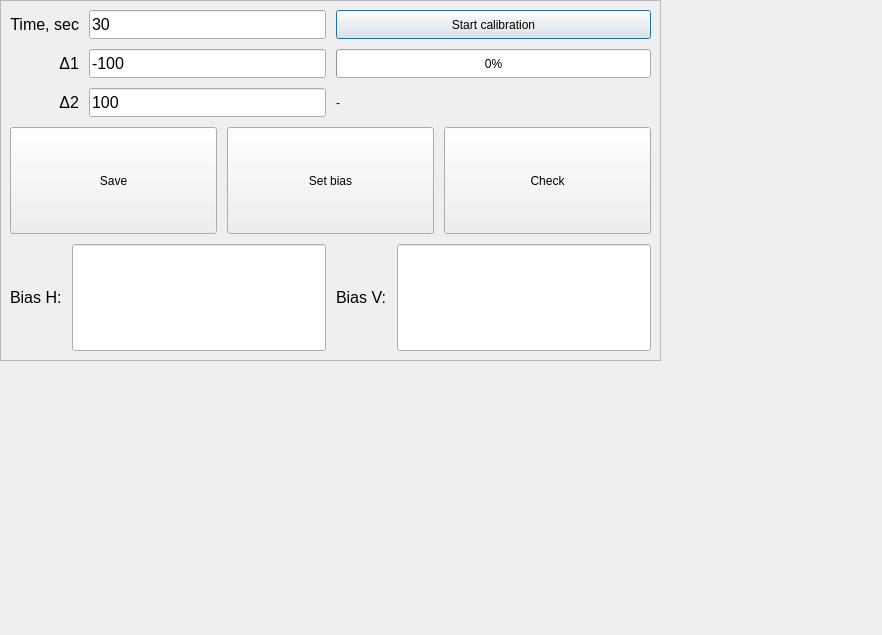
Misha-Suvorov/VIDEO_GUI, file biascalibration.ui: the form before one commit.
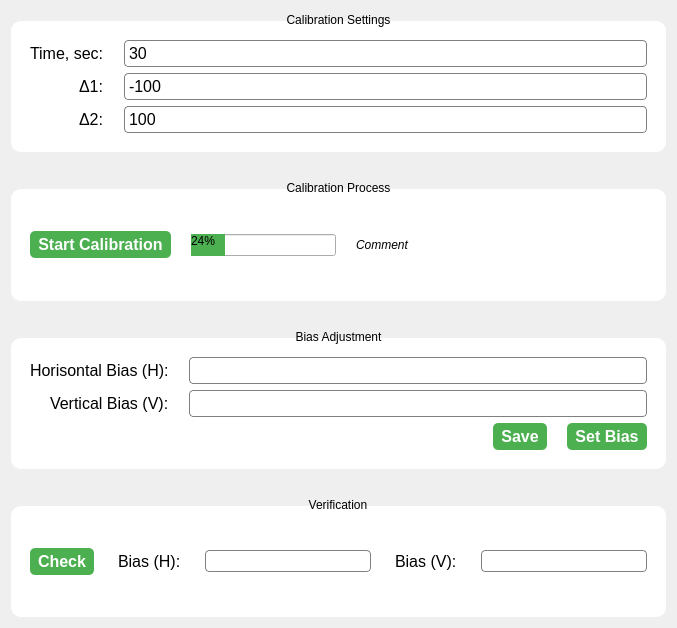
The form after the commit.

What changed in the file:
```diff
--- a/biascalibration.ui
+++ b/biascalibration.ui
@@ -6,238 +6,326 @@
    <rect>
     <x>0</x>
     <y>0</y>
-    <width>882</width>
-    <height>635</height>
+    <width>677</width>
+    <height>628</height>
    </rect>
   </property>
   <property name="windowTitle">
    <string>Dialog</string>
   </property>
-  <widget class="QFrame" name="frame">
-   <property name="geometry">
-    <rect>
-     <x>0</x>
-     <y>0</y>
-     <width>661</width>
-     <height>361</height>
-    </rect>
-   </property>
-   <property name="sizePolicy">
-    <sizepolicy hsizetype="Expanding" vsizetype="Preferred">
-     <horstretch>0</horstretch>
-     <verstretch>0</verstretch>
-    </sizepolicy>
-   </property>
-   <property name="maximumSize">
-    <size>
-     <width>16777215</width>
-     <height>361</height>
-    </size>
-   </property>
-   <property name="frameShape">
-    <enum>QFrame::Shape::StyledPanel</enum>
-   </property>
-   <property name="frameShadow">
-    <enum>QFrame::Shadow::Raised</enum>
-   </property>
-   <layout class="QVBoxLayout" name="verticalLayout_3">
-    <item>
-     <layout class="QVBoxLayout" name="verticalLayout" stretch="0,0,0">
+  <property name="styleSheet">
+   <string notr="true">  QGroupBox {
+        background: white;
+        border-radius: 10px;
+        margin-top: 10px;
+        padding: 10px;
+    }
+QPushButton {
+    background-color: #4CAF50;
+    color: white;
+    font-weight: bold;
+    border-radius: 5px;
+    padding: 4px 8px;
+}
+QPushButton:hover {
+    background-color: #45a049; /* Трохи темніший зелений */
+}
+QPushButton:pressed {
+    background-color: #3e8e41; /* Ще темніший зелений */
+    padding-top: 5px;
+    padding-left: 9px;
+}
+
+QProgressBar::chunk {
+    background-color: #4CAF50;
+}</string>
+  </property>
+  <layout class="QVBoxLayout" name="verticalLayout">
       <property name="spacing">
-       <number>10</number>
-      </property>
-      <property name="sizeConstraint">
-       <enum>QLayout::SizeConstraint::SetMinAndMaxSize</enum>
-      </property>
+    <number>27</number>
+   </property>
       <item>
-       <layout class="QHBoxLayout" name="horizontalLayout_4">
-        <item>
-         <layout class="QGridLayout" name="gridLayout">
-          <item row="1" column="0">
-           <widget class="QLabel" name="label">
-            <property name="sizePolicy">
-             <sizepolicy hsizetype="Preferred" vsizetype="Preferred">
-              <horstretch>0</horstretch>
-              <verstretch>0</verstretch>
-             </sizepolicy>
-            </property>
-            <property name="font">
-             <font>
-              <pointsize>12</pointsize>
-             </font>
-            </property>
-            <property name="layoutDirection">
-             <enum>Qt::LayoutDirection::LeftToRight</enum>
-            </property>
-            <property name="text">
-             <string>Δ1</string>
+    <widget class="QGroupBox" name="groupBox_2">
+     <property name="styleSheet">
+      <string notr="true"/>
+     </property>
+     <property name="title">
+      <string>Calibration Settings</string>
             </property>
             <property name="alignment">
+      <set>Qt::AlignmentFlag::AlignCenter</set>
+     </property>
+     <layout class="QFormLayout" name="formLayout">
+      <property name="labelAlignment">
              <set>Qt::AlignmentFlag::AlignRight|Qt::AlignmentFlag::AlignTrailing|Qt::AlignmentFlag::AlignVCenter</set>
             </property>
-            <property name="buddy">
-             <cstring>lineEdit_3</cstring>
-            </property>
-           </widget>
-          </item>
+      <property name="horizontalSpacing">
+       <number>20</number>
+      </property>
           <item row="0" column="0">
-           <widget class="QLabel" name="label_2">
-            <property name="sizePolicy">
-             <sizepolicy hsizetype="Preferred" vsizetype="Preferred">
-              <horstretch>0</horstretch>
-              <verstretch>0</verstretch>
-             </sizepolicy>
-            </property>
+       <widget class="QLabel" name="label_7">
             <property name="font">
              <font>
               <pointsize>12</pointsize>
              </font>
             </property>
             <property name="text">
-             <string>Time, sec</string>
-            </property>
-            <property name="alignment">
-             <set>Qt::AlignmentFlag::AlignRight|Qt::AlignmentFlag::AlignTrailing|Qt::AlignmentFlag::AlignVCenter</set>
-            </property>
-            <property name="buddy">
-             <cstring>lineEdit_2</cstring>
-            </property>
-           </widget>
-          </item>
-          <item row="2" column="0">
-           <widget class="QLabel" name="label_3">
-            <property name="sizePolicy">
-             <sizepolicy hsizetype="Preferred" vsizetype="Preferred">
-              <horstretch>0</horstretch>
-              <verstretch>0</verstretch>
-             </sizepolicy>
-            </property>
-            <property name="font">
-             <font>
-              <pointsize>12</pointsize>
-             </font>
-            </property>
-            <property name="text">
-             <string>Δ2</string>
-            </property>
-            <property name="alignment">
-             <set>Qt::AlignmentFlag::AlignRight|Qt::AlignmentFlag::AlignTrailing|Qt::AlignmentFlag::AlignVCenter</set>
-            </property>
-            <property name="buddy">
-             <cstring>lineEdit</cstring>
+         <string>Time, sec:</string>
             </property>
            </widget>
           </item>
           <item row="0" column="1">
-           <widget class="QLineEdit" name="lineEdit_2">
-            <property name="sizePolicy">
-             <sizepolicy hsizetype="Expanding" vsizetype="Preferred">
-              <horstretch>0</horstretch>
-              <verstretch>0</verstretch>
-             </sizepolicy>
-            </property>
+       <widget class="QLineEdit" name="lineEditTime">
             <property name="font">
              <font>
               <pointsize>12</pointsize>
              </font>
             </property>
+        <property name="styleSheet">
+         <string notr="true">QLineEdit {
+    border: 1px solid gray;
+    border-radius: 4px;
+    padding: 2px;
+}</string>
+        </property>
             <property name="text">
              <string>30</string>
             </property>
            </widget>
           </item>
+      <item row="1" column="0">
+       <widget class="QLabel" name="label_8">
+        <property name="font">
+         <font>
+          <pointsize>12</pointsize>
+         </font>
+        </property>
+        <property name="text">
+         <string>Δ1:</string>
+        </property>
+       </widget>
+      </item>
           <item row="1" column="1">
-           <widget class="QLineEdit" name="lineEdit_3">
-            <property name="sizePolicy">
-             <sizepolicy hsizetype="Expanding" vsizetype="Preferred">
-              <horstretch>0</horstretch>
-              <verstretch>0</verstretch>
-             </sizepolicy>
-            </property>
+       <widget class="QLineEdit" name="lineEditOffset1">
             <property name="font">
              <font>
               <pointsize>12</pointsize>
              </font>
             </property>
+        <property name="styleSheet">
+         <string notr="true">QLineEdit {
+    border: 1px solid gray;
+    border-radius: 4px;
+    padding: 2px;
+}</string>
+        </property>
             <property name="text">
              <string>-100</string>
             </property>
            </widget>
           </item>
+      <item row="2" column="0">
+       <widget class="QLabel" name="label_11">
+        <property name="font">
+         <font>
+          <pointsize>12</pointsize>
+         </font>
+        </property>
+        <property name="text">
+         <string>Δ2:</string>
+        </property>
+       </widget>
+      </item>
           <item row="2" column="1">
-           <widget class="QLineEdit" name="lineEdit">
-            <property name="sizePolicy">
-             <sizepolicy hsizetype="Expanding" vsizetype="Preferred">
-              <horstretch>0</horstretch>
-              <verstretch>0</verstretch>
-             </sizepolicy>
-            </property>
+       <widget class="QLineEdit" name="lineEditOffset2">
             <property name="font">
              <font>
               <pointsize>12</pointsize>
              </font>
             </property>
+        <property name="styleSheet">
+         <string notr="true">QLineEdit {
+    border: 1px solid gray;
+    border-radius: 4px;
+    padding: 2px;
+}</string>
+        </property>
             <property name="text">
              <string>100</string>
             </property>
            </widget>
           </item>
          </layout>
+    </widget>
         </item>
         <item>
-         <layout class="QVBoxLayout" name="verticalLayout_2">
+    <widget class="QGroupBox" name="groupBox_4">
+     <property name="styleSheet">
+      <string notr="true"/>
+     </property>
+     <property name="title">
+      <string>Calibration Process</string>
+     </property>
+     <property name="alignment">
+      <set>Qt::AlignmentFlag::AlignCenter</set>
+     </property>
+     <layout class="QHBoxLayout" name="horizontalLayout_3" stretch="0,1,2">
+      <property name="spacing">
+       <number>20</number>
+      </property>
           <item>
-           <widget class="QPushButton" name="pushButton">
-            <property name="sizePolicy">
-             <sizepolicy hsizetype="Minimum" vsizetype="Preferred">
-              <horstretch>0</horstretch>
-              <verstretch>0</verstretch>
-             </sizepolicy>
+       <widget class="QPushButton" name="startButton">
+        <property name="font">
+         <font>
+          <pointsize>12</pointsize>
+          <bold>true</bold>
+         </font>
+        </property>
+        <property name="styleSheet">
+         <string notr="true"/>
             </property>
             <property name="text">
-             <string>Start calibration</string>
+         <string>Start Calibration</string>
             </property>
            </widget>
           </item>
           <item>
            <widget class="QProgressBar" name="progressBar">
-            <property name="sizePolicy">
-             <sizepolicy hsizetype="Expanding" vsizetype="Preferred">
-              <horstretch>0</horstretch>
-              <verstretch>0</verstretch>
-             </sizepolicy>
+        <property name="styleSheet">
+         <string notr="true"/>
             </property>
             <property name="value">
-             <number>0</number>
+         <number>24</number>
             </property>
            </widget>
           </item>
           <item>
-           <widget class="QLabel" name="label_4">
-            <property name="sizePolicy">
-             <sizepolicy hsizetype="Preferred" vsizetype="Preferred">
-              <horstretch>0</horstretch>
-              <verstretch>0</verstretch>
-             </sizepolicy>
+       <widget class="QLabel" name="labelComment">
+        <property name="font">
+         <font>
+          <italic>true</italic>
+         </font>
             </property>
             <property name="text">
-             <string>-</string>
+         <string>Comment</string>
             </property>
            </widget>
           </item>
          </layout>
-        </item>
+    </widget>
+   </item>
+   <item>
+    <widget class="QGroupBox" name="groupBox_3">
+     <property name="styleSheet">
+      <string notr="true"/>
+     </property>
+     <property name="title">
+      <string>Bias Adjustment</string>
+     </property>
+     <property name="alignment">
+      <set>Qt::AlignmentFlag::AlignCenter</set>
+     </property>
+     <layout class="QVBoxLayout" name="verticalLayout_2">
+      <item>
+       <layout class="QFormLayout" name="formLayout_2">
+        <property name="labelAlignment">
+         <set>Qt::AlignmentFlag::AlignRight|Qt::AlignmentFlag::AlignTrailing|Qt::AlignmentFlag::AlignVCenter</set>
+        </property>
+        <property name="horizontalSpacing">
+         <number>20</number>
+        </property>
+        <item row="0" column="0">
+         <widget class="QLabel" name="label">
+          <property name="font">
+           <font>
+            <pointsize>12</pointsize>
+           </font>
+          </property>
+          <property name="text">
+           <string>Horisontal Bias (H):</string>
+          </property>
+         </widget>
+        </item>
+        <item row="0" column="1">
+         <widget class="QLineEdit" name="lineEditBiasH">
+          <property name="font">
+           <font>
+            <pointsize>12</pointsize>
+           </font>
+          </property>
+          <property name="styleSheet">
+           <string notr="true">QLineEdit {
+    border: 1px solid gray;
+    border-radius: 4px;
+    padding: 2px;
+}</string>
+          </property>
+          <property name="readOnly">
+           <bool>true</bool>
+          </property>
+         </widget>
+        </item>
+        <item row="1" column="0">
+         <widget class="QLabel" name="label_2">
+          <property name="font">
+           <font>
+            <pointsize>12</pointsize>
+           </font>
+          </property>
+          <property name="text">
+           <string>Vertical Bias (V):</string>
+          </property>
+         </widget>
+        </item>
+        <item row="1" column="1">
+         <widget class="QLineEdit" name="lineEditBiasV">
+          <property name="font">
+           <font>
+            <pointsize>12</pointsize>
+           </font>
+          </property>
+          <property name="styleSheet">
+           <string notr="true">QLineEdit {
+    border: 1px solid gray;
+    border-radius: 4px;
+    padding: 2px;
+}</string>
+          </property>
+          <property name="readOnly">
+           <bool>true</bool>
+          </property>
+         </widget>
+        </item>
        </layout>
       </item>
       <item>
-       <layout class="QHBoxLayout" name="horizontalLayout">
+       <layout class="QHBoxLayout" name="horizontalLayout_2">
+        <property name="spacing">
+         <number>20</number>
+        </property>
         <item>
-         <widget class="QPushButton" name="pushButton_2">
-          <property name="sizePolicy">
-           <sizepolicy hsizetype="Minimum" vsizetype="Preferred">
-            <horstretch>0</horstretch>
-            <verstretch>0</verstretch>
-           </sizepolicy>
+         <spacer name="horizontalSpacer">
+          <property name="orientation">
+           <enum>Qt::Orientation::Horizontal</enum>
+          </property>
+          <property name="sizeHint" stdset="0">
+           <size>
+            <width>40</width>
+            <height>20</height>
+           </size>
+          </property>
+         </spacer>
+        </item>
+        <item>
+         <widget class="QPushButton" name="saveButton">
+          <property name="font">
+           <font>
+            <pointsize>12</pointsize>
+            <bold>true</bold>
+           </font>
+          </property>
+          <property name="styleSheet">
+           <string notr="true"/>
           </property>
           <property name="text">
            <string>Save</string>
@@ -245,113 +333,122 @@
          </widget>
         </item>
         <item>
-         <widget class="QPushButton" name="pushButton_3">
-          <property name="sizePolicy">
-           <sizepolicy hsizetype="Minimum" vsizetype="Preferred">
-            <horstretch>0</horstretch>
-            <verstretch>0</verstretch>
-           </sizepolicy>
+         <widget class="QPushButton" name="setBiasButton">
+          <property name="font">
+           <font>
+            <pointsize>12</pointsize>
+            <bold>true</bold>
+           </font>
           </property>
+          <property name="styleSheet">
+           <string notr="true"/>
+          </property>
           <property name="text">
-           <string>Set bias</string>
+           <string>Set Bias</string>
           </property>
          </widget>
         </item>
+       </layout>
+      </item>
+     </layout>
+    </widget>
+   </item>
         <item>
-         <widget class="QPushButton" name="pushButton_4">
+    <widget class="QGroupBox" name="groupBox">
           <property name="sizePolicy">
-           <sizepolicy hsizetype="Minimum" vsizetype="Preferred">
+      <sizepolicy hsizetype="Preferred" vsizetype="Preferred">
             <horstretch>0</horstretch>
             <verstretch>0</verstretch>
            </sizepolicy>
           </property>
-          <property name="text">
-           <string>Check</string>
-          </property>
-         </widget>
-        </item>
-       </layout>
-      </item>
-      <item>
+     <property name="styleSheet">
+      <string notr="true"/>
+     </property>
+     <property name="inputMethodHints">
+      <set>Qt::InputMethodHint::ImhNone</set>
+     </property>
+     <property name="title">
+      <string>Verification</string>
+     </property>
+     <property name="alignment">
+      <set>Qt::AlignmentFlag::AlignCenter</set>
+     </property>
        <layout class="QHBoxLayout" name="horizontalLayout_5">
-        <item>
-         <widget class="QLabel" name="label_5">
-          <property name="sizePolicy">
-           <sizepolicy hsizetype="Preferred" vsizetype="Preferred">
-            <horstretch>0</horstretch>
-            <verstretch>0</verstretch>
-           </sizepolicy>
-          </property>
+      <property name="spacing">
+       <number>24</number>
+      </property>
+      <item>
+       <widget class="QPushButton" name="checkButton">
           <property name="font">
            <font>
             <pointsize>12</pointsize>
-           </font>
-          </property>
+          <bold>true</bold>
+         </font>
+        </property>
+        <property name="styleSheet">
+         <string notr="true"/>
+        </property>
           <property name="text">
-           <string>Bias H:</string>
-          </property>
-          <property name="buddy">
-           <cstring>lineEdit_4</cstring>
-          </property>
+         <string>Check</string>
+        </property>
          </widget>
         </item>
         <item>
-         <widget class="QLineEdit" name="lineEdit_4">
-          <property name="sizePolicy">
-           <sizepolicy hsizetype="Expanding" vsizetype="Preferred">
-            <horstretch>0</horstretch>
-            <verstretch>0</verstretch>
-           </sizepolicy>
-          </property>
+       <widget class="QLabel" name="label_9">
           <property name="font">
            <font>
             <pointsize>12</pointsize>
            </font>
           </property>
+        <property name="text">
+         <string>Bias (H):</string>
+        </property>
          </widget>
         </item>
         <item>
-         <widget class="QLabel" name="label_6">
-          <property name="sizePolicy">
-           <sizepolicy hsizetype="Preferred" vsizetype="Preferred">
-            <horstretch>0</horstretch>
-            <verstretch>0</verstretch>
-           </sizepolicy>
-          </property>
+       <widget class="QLineEdit" name="lineEditBiasHVerify">
+        <property name="styleSheet">
+         <string notr="true">QLineEdit {
+    border: 1px solid gray;
+    border-radius: 4px;
+    padding: 2px;
+}</string>
+        </property>
+        <property name="readOnly">
+         <bool>true</bool>
+        </property>
+       </widget>
+      </item>
+      <item>
+       <widget class="QLabel" name="label_10">
           <property name="font">
            <font>
             <pointsize>12</pointsize>
            </font>
           </property>
           <property name="text">
-           <string>Bias V:</string>
-          </property>
-          <property name="buddy">
-           <cstring>lineEdit_5</cstring>
-          </property>
+         <string>Bias (V):</string>
+        </property>
          </widget>
         </item>
         <item>
-         <widget class="QLineEdit" name="lineEdit_5">
-          <property name="sizePolicy">
-           <sizepolicy hsizetype="Expanding" vsizetype="Preferred">
-            <horstretch>0</horstretch>
-            <verstretch>0</verstretch>
-           </sizepolicy>
-          </property>
-          <property name="font">
-           <font>
-            <pointsize>12</pointsize>
-           </font>
+       <widget class="QLineEdit" name="lineEditBiasVVerify">
+        <property name="styleSheet">
+         <string notr="true">QLineEdit {
+    border: 1px solid gray;
+    border-radius: 4px;
+    padding: 2px;
+}</string>
+        </property>
+        <property name="readOnly">
+         <bool>true</bool>
           </property>
          </widget>
         </item>
        </layout>
-      </item>
-     </layout>
-    </item>
-   </layout>
-  </widget>
+    </widget>
+   </item>
+  </layout>
  </widget>
  <resources/>
  <connections/>
```
Left out of the diff: 2 changed lines with no effect on the pictures. Lines whose indentation alone changed are shown as unchanged.
